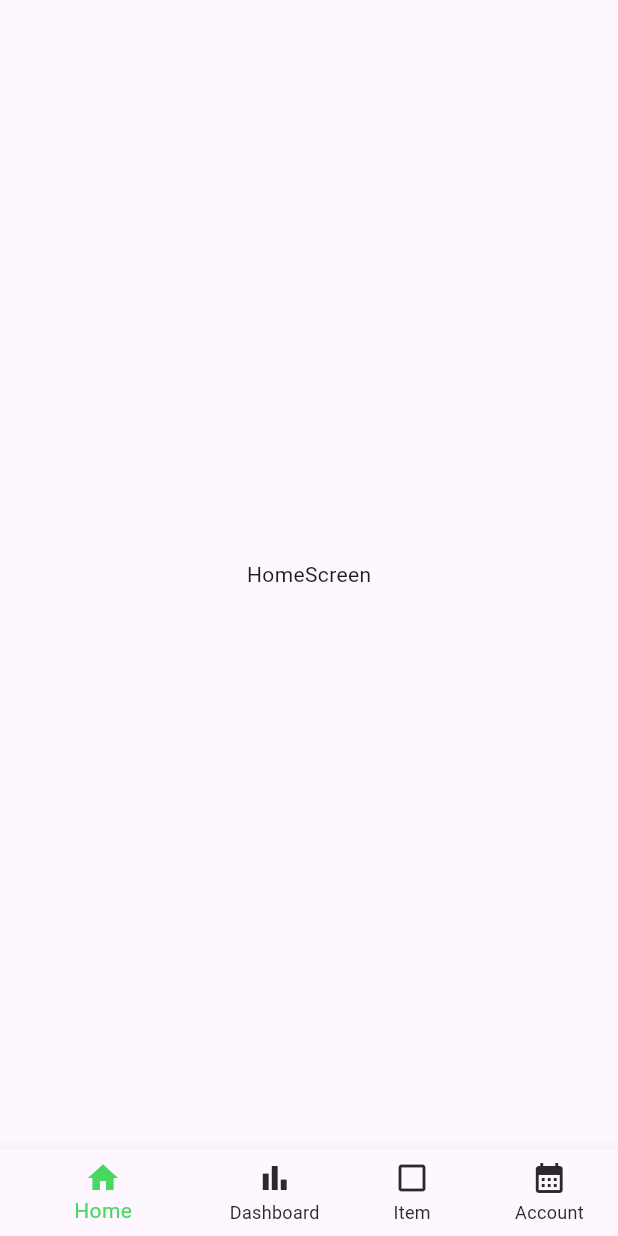
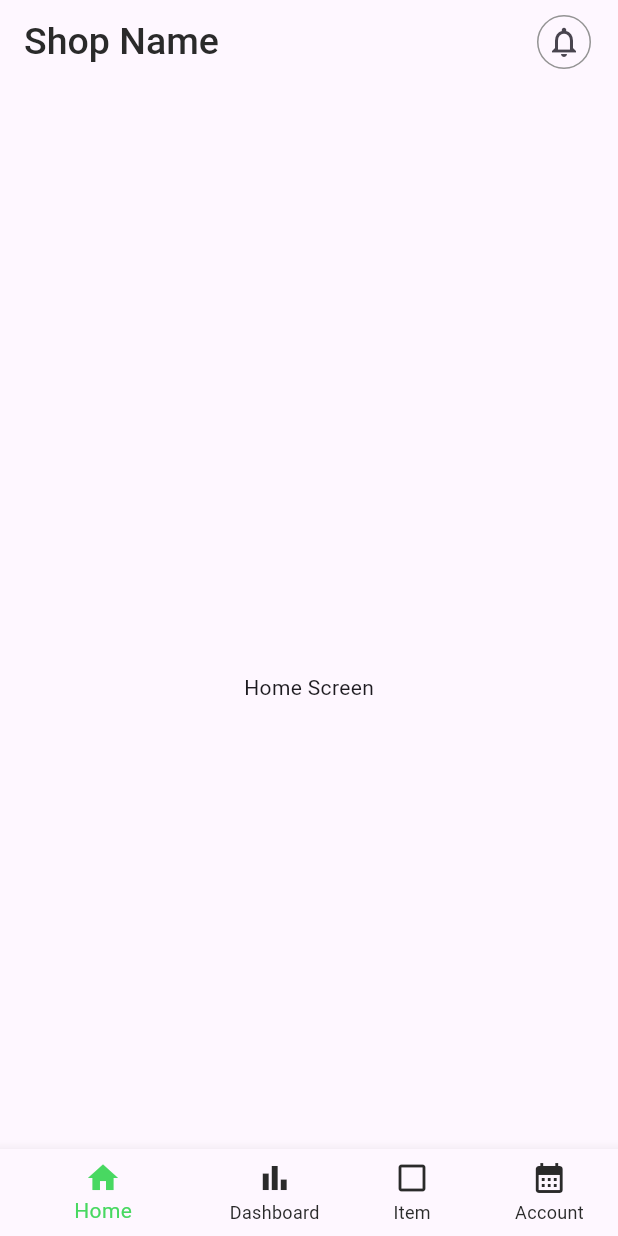
Before and after one commit to Afnanappu/Inventory_Management_App, a Flutter app: the screen it shows after launch, on a phone screen of 412 x 824 dp. Run offline on Flutter 3.47's test engine with Material 3 defaults, Android fonts, the phone set to English and light mode, and no system bars.

```diff
--- a/lib/constants/colors.dart
+++ b/lib/constants/colors.dart
@@ -8,5 +8,4 @@ class MyColors{
   static const Color darkGrey = Color(0xFF939393);
   static const Color black = Color(0xFF000000);
   static const Color red = Color(0xFF000000);
-
 }
--- /dev/null
+++ b/lib/constants/font_styles.dart
@@ -0,0 +1,16 @@
+
+import 'package:flutter/material.dart';
+import 'package:inventory_management_app/constants/colors.dart';
+
+class MyFontStyle{
+  static const mainFontStyle = TextStyle(
+        fontSize: 25,
+        color: MyColors.blackShade,
+        fontWeight: FontWeight.w500,
+      );
+  static const lightGreyStyle = TextStyle(
+        fontSize: 20,
+        color: MyColors.darkGrey,
+        fontWeight: FontWeight.w500,
+      );
+}
--- a/lib/main.dart
+++ b/lib/main.dart
@@ -1,6 +1,7 @@
 import 'package:flutter/material.dart';
-import 'package:inventory_management_app/screens/main_home_screen.dart';
-import 'package:inventory_management_app/screens/splash_screen.dart';
+import 'package:inventory_management_app/screens/first_screens/main_home_screen.dart';
+import 'package:inventory_management_app/screens/first_screens/splash_screen.dart';
+import 'package:inventory_management_app/screens/sub_screens/notification_screen.dart';
 
 void main() {
 
@@ -19,6 +20,7 @@ class InventoryManagementApp extends StatelessWidget {
       home: const SplashScreen(),
       routes: {
         "/MainHomeScreen": (ctx) => const MainHomeScreen(),
+        "/NotificationScreen": (ctx) => const NotificationScreen(),
       },
       // theme: ThemeData(
       //   bottomNavigationBarTheme: BottomNavigationBarThemeData(
--- a/lib/screens/main_home_screen.dart
+++ b/lib/screens/first_screens/main_home_screen.dart
@@ -1,6 +1,8 @@
 import 'package:flutter/material.dart';
-import 'package:inventory_management_app/screens/dashboard_screen.dart';
-import 'package:inventory_management_app/screens/home_screen.dart';
+import 'package:inventory_management_app/screens/main_screens/account_screen.dart';
+import 'package:inventory_management_app/screens/main_screens/dashboard_screen.dart';
+import 'package:inventory_management_app/screens/main_screens/home_screen.dart';
+import 'package:inventory_management_app/screens/main_screens/item_screen.dart';
 import 'package:inventory_management_app/widgets/bottom_navigation_bar.dart';
 
 class MainHomeScreen extends StatefulWidget {
@@ -25,14 +27,16 @@ class _MainHomeScreenState extends State<MainHomeScreen> {
             _pageViewController.jumpToPage(currentIndex);
           },
           controller: _pageViewController,
-          children: const[
+          children: const [
             HomeScreen(),
             DashboardScreen(),
+            ItemScreen(),
+            AccountScreen()
           ],
         ),
         bottomNavigationBar: MyBottomNavigationBar(
           currentIndex: currentIndex,
           pageController: _pageViewController,
-        ));
+        ),);
   }
 }
--- a/lib/screens/dashboard_screen.dart
+++ b/lib/screens/main_screens/dashboard_screen.dart
@@ -6,7 +6,7 @@ class DashboardScreen extends StatelessWidget {
   @override
   Widget build(BuildContext context) {
     return const Scaffold(
-      body: Center(child: Text("DashBoard"),),
+      body: Center(child: Text("DashBoard Screen"),),
     );
   }
 }
--- /dev/null
+++ b/lib/screens/main_screens/home_screen.dart
@@ -0,0 +1,16 @@
+import 'package:flutter/material.dart';
+import 'package:inventory_management_app/widgets/app_bar_for_main.dart';
+
+class HomeScreen extends StatelessWidget {
+  const HomeScreen({super.key});
+
+  @override
+  Widget build(BuildContext context) {
+    return const Scaffold(
+      appBar: PreferredSize(preferredSize: Size(double.infinity, 150), child: AppBarForMain(title: "Shop Name"),),
+      body: Center(
+        child: Text("Home Screen"),
+      ),
+    );
+  }
+}
--- a/lib/screens/home_screen.dart
+++ b/lib/screens/main_screens/item_screen.dart
@@ -1,12 +1,12 @@
 import 'package:flutter/material.dart';
 
-class HomeScreen extends StatelessWidget {
-  const HomeScreen({super.key});
+class ItemScreen extends StatelessWidget {
+  const ItemScreen({super.key});
 
   @override
   Widget build(BuildContext context) {
     return const Scaffold(
-      body: Center(child: Text("HomeScreen"),),
+      body:  Center(child: Text("Item Screen"),),
     );
   }
 }
--- /dev/null
+++ b/lib/widgets/app_bar_for_main.dart
@@ -0,0 +1,37 @@
+import 'package:flutter/material.dart';
+import 'package:inventory_management_app/constants/colors.dart';
+import 'package:inventory_management_app/constants/font_styles.dart';
+
+class AppBarForMain extends StatelessWidget {
+  const AppBarForMain({super.key, required this.title});
+
+  final String title;
+
+  @override
+  Widget build(BuildContext context) {
+    return AppBar(
+      title: Text(
+        title,
+        style: MyFontStyle.mainFontStyle,
+      ),
+      actions: [
+        IconButton(
+          onPressed: () {
+            Navigator.of(context).pushNamed("/NotificationScreen");
+          },
+          icon: Container(
+            decoration: BoxDecoration(
+              border: Border.all(color: MyColors.darkGrey),
+              borderRadius: BorderRadius.circular(20),
+            ),
+            child: const Padding(
+              padding:  EdgeInsets.all(5.0),
+              child: Icon(Icons.notifications_none),
+            ),
+          ),
+        ),
+        const SizedBox(width: 10,)
+      ],
+    );
+  }
+}
--- a/lib/widgets/bottom_navigation_bar.dart
+++ b/lib/widgets/bottom_navigation_bar.dart
@@ -1,6 +1,7 @@
 import 'package:flutter/material.dart';
 import 'package:inventory_management_app/constants/colors.dart';
 
+// ignore: must_be_immutable
 class MyBottomNavigationBar extends StatefulWidget {
   MyBottomNavigationBar(
       {super.key, required this.currentIndex, required this.pageController});
@@ -30,6 +31,8 @@ class _MyBottomNavigationBarState extends State<MyBottomNavigationBar> {
       showSelectedLabels: true,
       showUnselectedLabels: true,
       type: BottomNavigationBarType.shifting,
+      landscapeLayout: BottomNavigationBarLandscapeLayout.linear,
+      enableFeedback: true,
       items: const <BottomNavigationBarItem>[
         BottomNavigationBarItem(icon: Icon(Icons.home), label: "Home"),
         BottomNavigationBarItem(
```
Also changed, not shown: lib/screens/main_screens/account_screen.dart (added, +12 -0 lines), lib/screens/sub_screens/notification_screen.dart (added, +19 -0 lines), lib/screens/first_screens/splash_screen.dart (renamed from lib/screens/splash_screen.dart).
